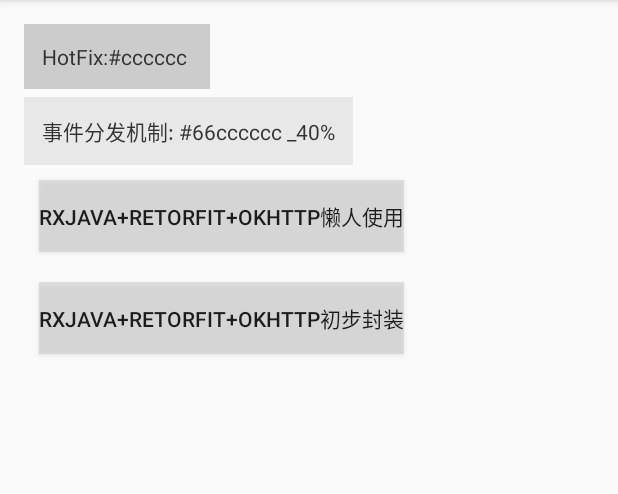
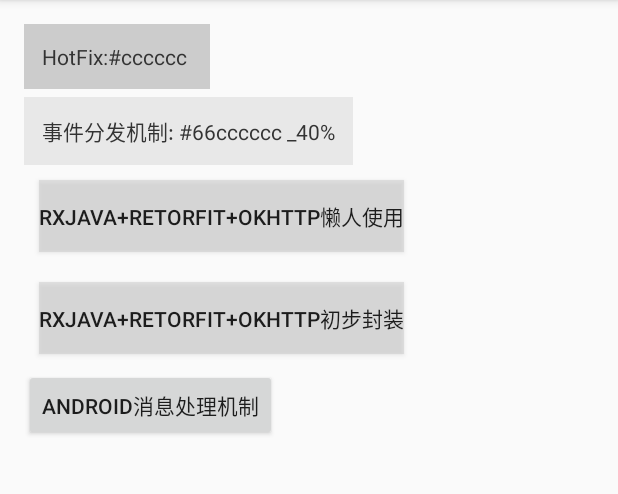
Before and after one commit to HuangJianHong/TestBarChart, an Android app: the screen it shows after launch (FirstActivity), on a phone screen of 412 x 824 dp, the part 84-578 px from its top. Run offline under Robolectric (Android 15) with nearby library versions, the phone set to English and light mode, and no system bars.

```diff
--- a/app/src/main/AndroidManifest.xml
+++ b/app/src/main/AndroidManifest.xml
@@ -32,6 +32,7 @@
         <activity android:name="com.cncn.OnTouch.Main4Activity" />
         <activity android:name="com.cncn.retrofit.RetrofitbaseTest" />
         <activity android:name="com.cncn.retrofit2.Api.use.TestActivity"></activity>
+        <activity android:name="com.cncn.LoopereHandle.LoopTest"></activity>
     </application>
 
 </manifest>
--- a/app/src/main/java/com/cncn/www/testbarchart/FirstActivity.java
+++ b/app/src/main/java/com/cncn/www/testbarchart/FirstActivity.java
@@ -5,6 +5,7 @@ import android.support.v7.app.AppCompatActivity;
 import android.os.Bundle;
 import android.view.View;
 
+import com.cncn.LoopereHandle.LoopTest;
 import com.cncn.OnTouch.Main4Activity;
 import com.cncn.hotfix.HotFixTest;
 import com.cncn.retrofit.RetrofitbaseTest;
@@ -34,4 +35,8 @@ public class FirstActivity extends AppCompatActivity {
     public void retrofit2(View view) {
         startActivity(new Intent(this, TestActivity.class));
     }
+
+    public void handleMessage(View view) {
+        startActivity(new Intent(this, LoopTest.class));
+    }
 }
--- a/app/src/main/res/layout/activity_first.xml
+++ b/app/src/main/res/layout/activity_first.xml
@@ -56,4 +56,11 @@
         android:onClick="retrofit2"
         android:text="Rxjava+Retorfit+Okhttp初步封装" />
 
+    <Button
+        android:layout_width="wrap_content"
+        android:layout_height="wrap_content"
+        android:text="Android消息处理机制"
+        android:onClick="handleMessage"
+        />
+
 </LinearLayout>
```
Also changed, not shown: app/src/main/java/com/cncn/LoopereHandle/LoopTest.java (+14 -0 lines).
